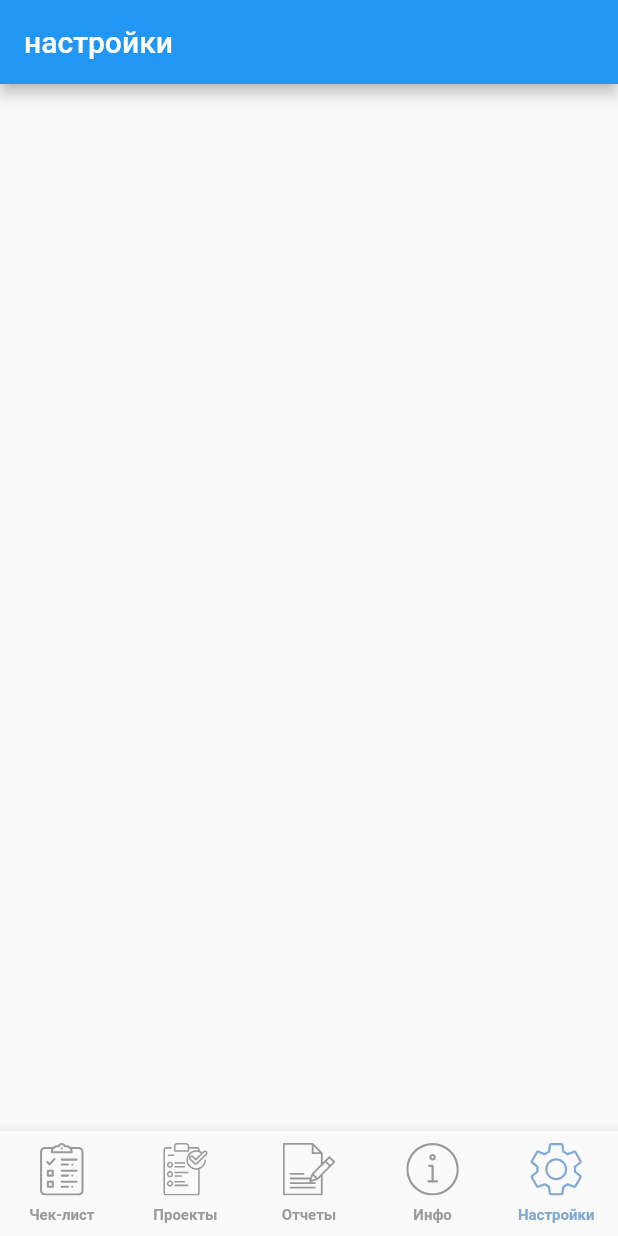
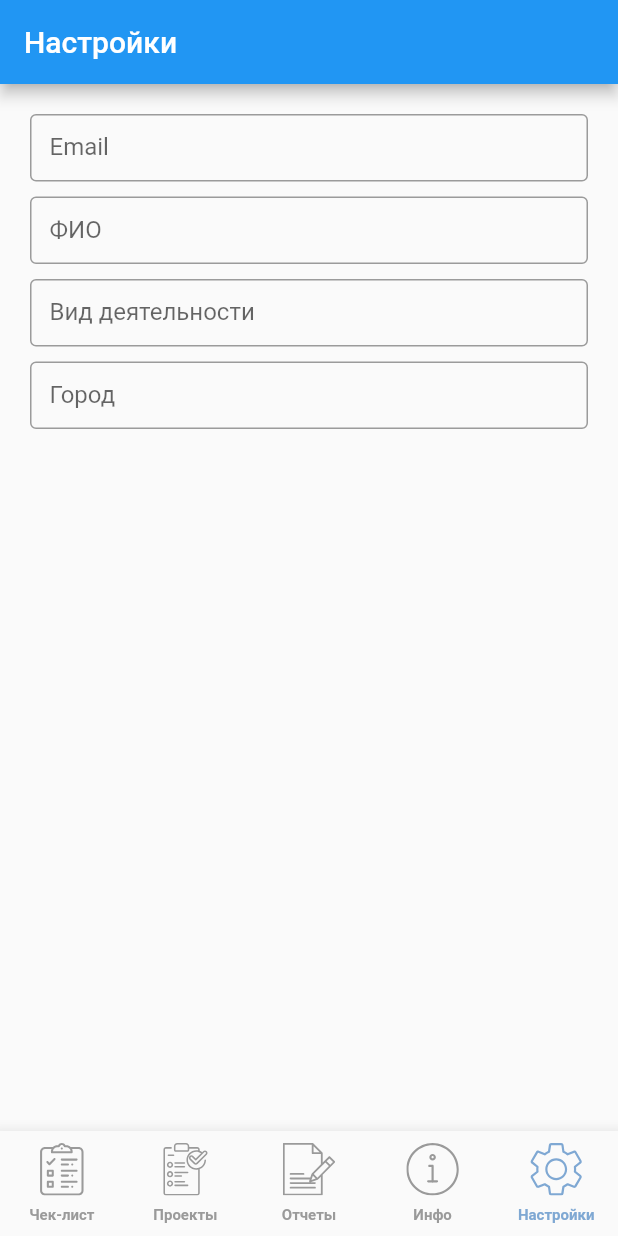
Before and after one commit to 3ten/eco_flutter, a Flutter app: the screen it shows after launch, item 5 of the bottom bar chosen, on a phone screen of 412 x 824 dp. Run offline on Flutter 3.47's test engine with Material 2 defaults, Android fonts, the phone set to English and light mode, and no system bars; our stand-ins replace expandable, flutter_svg; generated files the repository leaves out were written again; network calls fail.

Commit message:
add city picker

```diff
--- a/lib/models/checklist_model.dart
+++ b/lib/models/checklist_model.dart
@@ -1,4 +1,6 @@
 import 'package:json_annotation/json_annotation.dart';
+
+import 'checklist_box_model.dart';
 
 part 'checklist_model.g.dart';
 
@@ -15,17 +17,7 @@ class Checklist {
 
   Map<String, dynamic> toJson() => _$ChecklistToJson(this);
 
-
-  factory Checklist.fromJson(Map<String, dynamic> obj) {
-    var _boxes = [];
-    print(obj['boxes'].runtimeType);
-    for (var item in obj['boxes']) {
-      _boxes.add(ChecklistBox.fromJson(item));
-    }
-    return Checklist(
-        title: (obj['title']).toString(),
-        boxes: _boxes,
-        isSelected:obj['isSelected']??false,
-    );
-  }
+  @override
+  factory Checklist.fromJson(Map<String, dynamic> json)  =>
+      _$ChecklistFromJson(json);
 }
--- /dev/null
+++ b/lib/models/city_model.dart
@@ -0,0 +1,17 @@
+import 'package:json_annotation/json_annotation.dart';
+
+part 'city_model.g.dart';
+
+@JsonSerializable()
+class CityModel {
+  CityModel({required this.value});
+
+  String value;
+
+  Map<String, dynamic> toJson() => _$CityModelToJson(this);
+
+  @override
+  factory CityModel.fromJson(Map<String, dynamic> json)  =>
+      _$CityModelFromJson(json);
+
+}
--- /dev/null
+++ b/lib/models/super_model.dart
@@ -0,0 +1,17 @@
+import 'package:eco/models/checklist_model.dart';
+import 'package:eco/models/city_model.dart';
+import 'package:json_annotation/json_annotation.dart';
+
+part 'super_model.g.dart';
+
+@JsonSerializable()
+class SuperModel{
+  List<Checklist>? checklist;
+  List<CityModel>? cities;
+  SuperModel({ this.checklist,this.cities });
+
+  factory SuperModel.fromJson(Map<String, dynamic> json) =>
+      _$SuperModelFromJson(json);
+  Map<String, dynamic> toJson() => _$SuperModelToJson(this);
+
+}
--- a/lib/providers/checklist_provider.dart
+++ b/lib/providers/checklist_provider.dart
@@ -2,6 +2,7 @@ import 'dart:convert';
 
 import 'package:eco/api/api_manager.dart';
 import 'package:eco/models/checklist_model.dart';
+import 'package:eco/models/super_model.dart';
 import 'package:flutter/material.dart';
 
 class CheckListProvider extends ChangeNotifier {
@@ -15,17 +16,19 @@ class CheckListProvider extends ChangeNotifier {
 
   getTitle() async {
     _title = await _apiManager.get(
-        url: '/checklist/title', param: {}, responseType: ResponseType.text);
+        url: 'checklist/title', param: {}, responseType: ResponseType.text);
     notifyListeners();
   }
 
   sendEmail(email) async {
-    _apiManager.post(url: 'checklist/email',param:{"email": email, "checks":_checklist.toJson() });
+    SuperModel superModel = SuperModel(checklist: _checklist);
+
+    _apiManager.post(url: 'checklist/email',param:{"email": email, "checks":superModel.toJson()['checklist'] });
   }
 
   getChecklist() async {
     var data = await _apiManager.get(
-        url: '/checklist', param: {}, responseType: ResponseType.array);
+        url: 'checklist', param: {}, responseType: ResponseType.array);
 
     for (var item in data) {
       print('получаем тут-->');
--- a/lib/providers/user_provider.dart
+++ b/lib/providers/user_provider.dart
@@ -1,5 +1,29 @@
+import 'dart:convert';
+
+import 'package:eco/api/api_manager.dart';
+import 'package:eco/models/city_model.dart';
+import 'package:eco/models/super_model.dart';
 import 'package:flutter/material.dart';
 
 class UserProvider extends ChangeNotifier {
+  final APIManager _apiManager = APIManager();
+  String _city = '';
+
+  List<CityModel> _cities = [];
+
+  String get city => _city;
+
+  List<CityModel> get cities => _cities;
+
+  void getCity(city) async {
+    print(city);
+    var cities = await _apiManager.get(url: 'city?q=$city');
+    // print();
+    print('1');
+    _cities = SuperModel.fromJson({"cities":cities}).cities ?? [];
+    _city = city;
+    notifyListeners();
+  }
+
 
 }
--- a/lib/screens/setting/setting_screen.dart
+++ b/lib/screens/setting/setting_screen.dart
@@ -1,17 +1,72 @@
 import 'package:eco/providers/user_provider.dart';
+import 'package:eco/widgets/city_picker.dart';
+import 'package:eco/widgets/text_input.dart';
 import 'package:flutter/material.dart';
 import 'package:provider/provider.dart';
 
-class SettingScreen extends StatelessWidget {
+class SettingScreen extends StatefulWidget {
   static const route = '/checklist';
 
   const SettingScreen({Key? key}) : super(key: key);
 
   @override
+  State<SettingScreen> createState() => _SettingScreenState();
+}
+
+class _SettingScreenState extends State<SettingScreen> {
+  TextEditingController emailController = TextEditingController();
+  TextEditingController cityController = TextEditingController();
+
+  @override
   Widget build(BuildContext context) {
+    FocusScopeNode currentFocus = FocusScope.of(context);
+    String city = '';
     // final user = context.watch<UserProvider>();
-    return Scaffold(
-      appBar: AppBar(title: const Text('настройки')),
+    return Listener(
+      onPointerDown: (_) {
+        if (!currentFocus.hasPrimaryFocus) {
+          currentFocus.focusedChild?.unfocus();
+        }
+      },
+      child: Scaffold(
+        appBar: AppBar(title: const Text('Настройки')),
+        body: Padding(
+          padding: const EdgeInsets.all(20),
+          child: Column(
+            children: [
+              TextInput(
+                label: 'Email',
+                controller: emailController,
+              ),
+              const SizedBox(
+                height: 10,
+              ),
+              TextInput(
+                label: 'ФИО',
+                controller: emailController,
+              ),
+              const SizedBox(
+                height: 10,
+              ),
+              TextInput(
+                label: 'Вид деятельности',
+                controller: emailController,
+              ),
+              const SizedBox(
+                height: 10,
+              ),
+              CityPicker(
+                controller: cityController,
+                setCity: (String value) {
+                  setState(() {
+                    cityController.text=value;
+                  });
+                },
+              )
+            ],
+          ),
+        ),
+      ),
     );
   }
 }
--- /dev/null
+++ b/lib/widgets/city_picker.dart
@@ -0,0 +1,110 @@
+import 'package:eco/providers/user_provider.dart';
+import 'package:eco/widgets/text_input.dart';
+import 'package:flutter/material.dart';
+import 'package:provider/src/provider.dart';
+
+class CityPicker extends StatefulWidget {
+  const CityPicker({Key? key, this.controller, this.onChanged, required this.setCity}) : super(key: key);
+  final TextEditingController? controller;
+  final void Function(String)? onChanged;
+  final void Function(String) setCity;
+
+  @override
+  State<CityPicker> createState() => _CityPickerState();
+}
+
+class _CityPickerState extends State<CityPicker> {
+
+  @override
+  void initState() {
+    super.initState();
+  }
+
+  @override
+  void dispose() {
+    super.dispose();
+  }
+
+  @override
+  Widget build(BuildContext context) {
+    return GestureDetector(
+      onTap: () {
+        Navigator.push(
+          context,
+          MaterialPageRoute(builder: (context) =>  CitySelect(setCity: widget.setCity,)),
+        );
+      },
+      child: AbsorbPointer(
+        child: TextField(
+          controller: widget.controller,
+          onChanged: widget.onChanged,
+          decoration: const InputDecoration(
+            isDense: true,
+            border: OutlineInputBorder(),
+            labelText: 'Город',
+            contentPadding: EdgeInsets.all(13),
+          ),
+        ),
+      ),
+    );
+  }
+}
+
+class CitySelect extends StatefulWidget {
+  const CitySelect({Key? key, required this.setCity}) : super(key: key);
+  final void Function(String) setCity;
+  @override
+  State<CitySelect> createState() => _CitySelectState();
+}
+
+class _CitySelectState extends State<CitySelect> {
+  @override
+  Widget build(BuildContext context) {
+    var setting = context.read<UserProvider>();
+    var cities = context.watch<UserProvider>().cities;
+    return Scaffold(
+      appBar: AppBar(
+        title: const Text('Город'),
+      ),
+      body: Padding(
+        padding: const EdgeInsets.all(22),
+        child: Column(
+          crossAxisAlignment: CrossAxisAlignment.stretch,
+          children: [
+            TextField(
+              autofocus: true,
+              onChanged: setting.getCity,
+              decoration: const InputDecoration(
+                labelText: 'Город',
+              ),
+            ),
+            Expanded(
+              child: ListView(
+                children: [
+                  for (var item in cities)
+                    GestureDetector(
+                      onTap: () {
+                        widget.setCity(item.value);
+                        Navigator.pop(context);
+                      },
+                      child: Container(
+                        decoration: const BoxDecoration(
+                          border: Border(
+                            bottom: BorderSide(
+                              color: Color(0xFFE5E5E5),
+                            ),
+                          ),
+                        ),
+                        padding: const EdgeInsets.only(top: 15, bottom: 15),
+                        child:  Text(item.value),
+                      ),
+                    ),
+                ],
+              ),
+            )
+          ],
+        ),
+      ),
+    );
+  }
+}
--- /dev/null
+++ b/lib/widgets/text_input.dart
@@ -0,0 +1,22 @@
+import 'package:flutter/material.dart';
+
+class TextInput extends StatelessWidget {
+  const TextInput({Key? key, this.controller, this.label, this.onChanged}) : super(key: key);
+  final TextEditingController? controller;
+  final String? label;
+  final void Function(String)? onChanged;
+
+  @override
+  Widget build(BuildContext context) {
+    return TextField(
+      controller: controller,
+      onChanged: onChanged,
+      decoration: InputDecoration(
+        isDense: true,
+        border: const OutlineInputBorder(),
+        labelText: label,
+        contentPadding: const EdgeInsets.all(13),
+      ),
+    );
+  }
+}
--- a/pubspec.yaml
+++ b/pubspec.yaml
@@ -39,6 +39,7 @@ dependencies:
   http: ^0.13.4
   expandable: ^5.0.1
   json_serializable: ^6.1.3
+  json_annotation: ^4.4.0
 
 dev_dependencies:
   flutter_test:
```
Also changed, not shown: lib/api/api_manager.dart (+14 -8 lines), lib/models/checklist_box_model.dart (+3 -8 lines), pubspec.lock.
